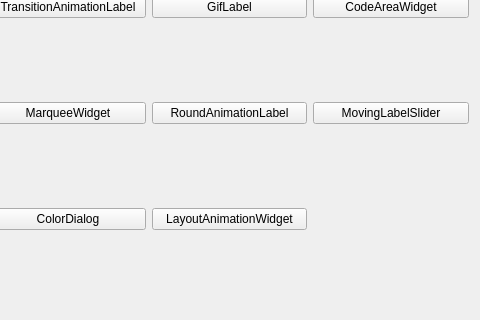
Before: the Qt Designer form mainwindow.ui in Greedysky/TTKWidgetTools, drawn with Qt 5; both pictures show x 183 to 663 and y 93 to 413 of the 663 by 413 pixel window.
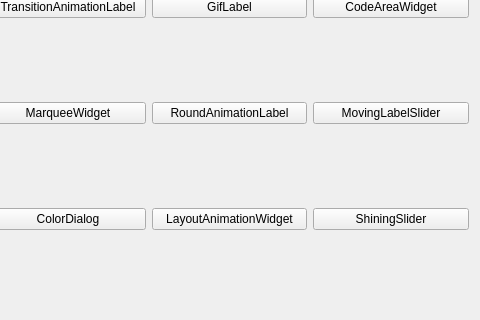
After: the same form once the commit is applied.

Commit message: Add shining slider[948221]

Patch:
```diff
--- a/mainwindow.ui
+++ b/mainwindow.ui
@@ -92,6 +92,13 @@
       </property>
      </widget>
     </item>
+    <item row="2" column="3">
+     <widget class="QPushButton" name="pushButton_11">
+      <property name="text">
+       <string>ShiningSlider</string>
+      </property>
+     </widget>
+    </item>
    </layout>
   </widget>
  </widget>
```
The commit also changes 9 other files.
